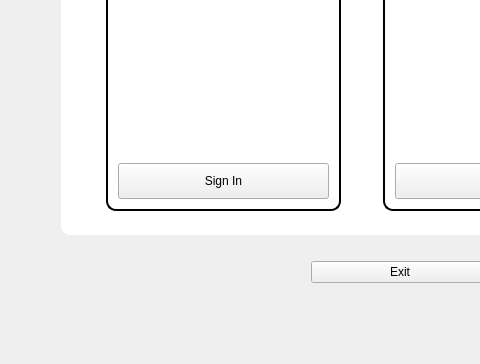
Old version of the form Desktop/DesuRep/auth.ui in the repository Exonymus/Unified-File-Hub; both pictures show x 0 to 480 and y 436 to 800 of the 800 by 800 pixel window.
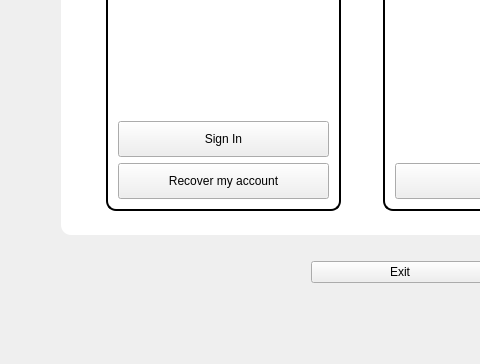
New version of the form. Icons and pictures are not drawn.

Commit message: Added user account recovery

Patch:
```diff
--- a/Desktop/DesuRep/auth.ui
+++ b/Desktop/DesuRep/auth.ui
@@ -364,6 +364,23 @@
               </property>
              </widget>
             </item>
+            <item>
+             <widget class="QPushButton" name="credentials_si_recover">
+              <property name="minimumSize">
+               <size>
+                <width>211</width>
+                <height>36</height>
+               </size>
+              </property>
+              <property name="text">
+               <string>Recover my account</string>
+              </property>
+              <property name="icon">
+               <iconset resource="resources.qrc">
+                <normaloff>:/icons/recovery</normaloff>:/icons/recovery</iconset>
+              </property>
+             </widget>
+            </item>
            </layout>
           </widget>
          </item>
```
Left out of the diff: 148 changed lines with no effect on the pictures. The commit also changes 14 other files.
